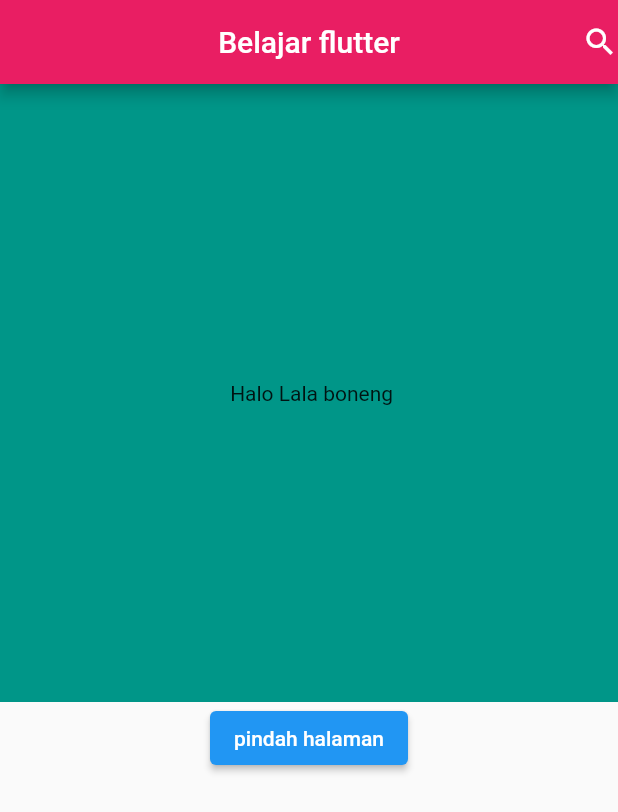
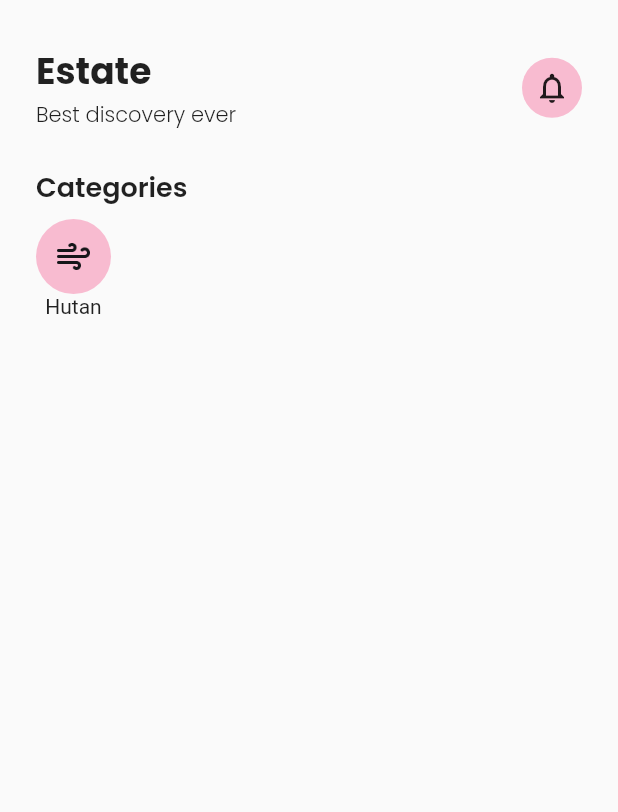
Before and after one commit to AdillaPutri/pemograman-mobile, a Flutter app: the screen it shows after launch, on a phone screen of 412 x 824 dp. Shown: the top 812 px of the screen. Run offline on Flutter 3.47's test engine with Material 2 defaults, Android fonts, the phone set to English and light mode, and no system bars; our stand-ins replace google_fonts.

Commit message:
pemograman mobile

```diff
--- /dev/null
+++ b/belajar-flutter_application_unit2/lib/discover_page.dart
@@ -0,0 +1,62 @@
+import 'package:flutter/material.dart';
+import 'package:flutter/src/widgets/framework.dart';
+import 'package:flutter_application_1/widgets/header.dart';
+import 'package:google_fonts/google_fonts.dart';
+
+class Discoverpage extends StatelessWidget {
+  const Discoverpage({super.key});
+
+  @override
+  Widget build(BuildContext context) {
+    return Scaffold(
+      body: SafeArea(
+        child: Column(
+          children: [
+            Header(),
+            //catagoris
+            Padding(
+              padding: const EdgeInsets.symmetric(
+                horizontal: 24,
+              ),
+              child: Column(
+                crossAxisAlignment: CrossAxisAlignment.start,
+                children: [
+                  SizedBox(height: 24),
+                  Text(
+                    "Categories",
+                    style: GoogleFonts.poppins(
+                      fontSize: 18,
+                      fontWeight: FontWeight.w600,
+                    ),
+                  ),
+                  const SizedBox(height: 8),
+                  Row(
+                    children: [
+                      Column(
+                        children: [
+                          Container(
+                            padding: const EdgeInsets.all(13),
+                            decoration: BoxDecoration(
+                              color: Colors.pink[100],
+                              borderRadius: BorderRadius.circular(50),
+                            ),
+                            child: Image.asset(
+                              "asset/images/fi_wind.png",
+                              height: 24,
+                              width: 24,
+                            ),
+                          ),
+                          Text("Hutan"),
+                        ],
+                      )
+                    ],
+                  ),
+                ],
+              ),
+            ),
+          ],
+        ),
+      ),
+    );
+  }
+}
--- a/belajar-flutter_application_unit2/lib/home_page.dart
+++ b/belajar-flutter_application_unit2/lib/home_page.dart
@@ -27,7 +27,7 @@ class HomePage extends StatelessWidget {
                   height: MediaQuery.of(context).size.height * 0.5,
                   width: MediaQuery.of(context).size.width,
                   color: Colors.teal,
-                  child: Center(child: Text(" Halo Lala boneng")),
+                  child: Center(child: Text(" selamat datang")),
                 ),
                 Container(
                   height: 300,
--- a/belajar-flutter_application_unit2/lib/main.dart
+++ b/belajar-flutter_application_unit2/lib/main.dart
@@ -1,6 +1,5 @@
 import 'package:flutter/material.dart';
-
-import 'home_page.dart';
+import 'package:flutter_application_1/discover_page.dart';
 
 void main() {
   runApp(const MyApp());
@@ -14,7 +13,7 @@ class MyApp extends StatelessWidget {
   Widget build(BuildContext context) {
     return MaterialApp(
       title: "Belajar Fluterr",
-      home: HomePage(),
+      home: Discoverpage(),
     );
   }
 }
--- /dev/null
+++ b/belajar-flutter_application_unit2/lib/widgets/header.dart
@@ -0,0 +1,51 @@
+import 'package:flutter/material.dart';
+import 'package:flutter/src/widgets/container.dart';
+import 'package:flutter/src/widgets/framework.dart';
+import 'package:google_fonts/google_fonts.dart';
+
+class Header extends StatelessWidget {
+  const Header({super.key});
+
+  @override
+  Widget build(BuildContext context) {
+    return Padding(
+      padding: const EdgeInsets.only(
+        top: 30,
+        left: 24,
+        right: 24,
+      ),
+      child: Row(
+        mainAxisAlignment: MainAxisAlignment.spaceBetween,
+        children: [
+          Column(
+            crossAxisAlignment: CrossAxisAlignment.start,
+            children: [
+              Text(
+                "Estate",
+                style: GoogleFonts.poppins(
+                  fontSize: 24,
+                  fontWeight: FontWeight.bold,
+                ),
+              ),
+              Text(
+                "Best discovery ever ",
+                style: GoogleFonts.poppins(
+                  fontSize: 14,
+                  fontWeight: FontWeight.w300,
+                ),
+              )
+            ],
+          ),
+          Container(
+              height: 40,
+              width: 40,
+              decoration: BoxDecoration(
+                color: Colors.pink[100],
+                borderRadius: BorderRadius.circular(40),
+              ),
+              child: Icon(Icons.notifications_outlined)),
+        ],
+      ),
+    );
+  }
+}
```
Also changed, not shown: belajar-flutter_application_unit2/pubspec.yaml (+5 -11 lines), belajar-flutter_application_unit2/asset/images/fi_briefcase.png (added), belajar-flutter_application_unit2/asset/images/fi_cloud-drizzle.png (added), belajar-flutter_application_unit2/asset/images/fi_shopping-bag.png (added), belajar-flutter_application_unit2/asset/images/fi_truck.png (added), belajar-flutter_application_unit2/asset/images/fi_wind.png (added), belajar-flutter_application_unit2/asset/images/image_10.png (added), belajar-flutter_application_unit2/asset/images/image_6.png (added), belajar-flutter_application_unit2/asset/images/image_7.png (added), belajar-flutter_application_unit2/asset/images/image_71.png (added), belajar-flutter_application_unit2/asset/images/image_73.png (added), belajar-flutter_application_unit2/asset/images/image_75.png (added), belajar-flutter_application_unit2/asset/images/image_8.png (added), belajar-flutter_application_unit2/asset/images/image_9.png (added), 1 more files, 1 other file.
